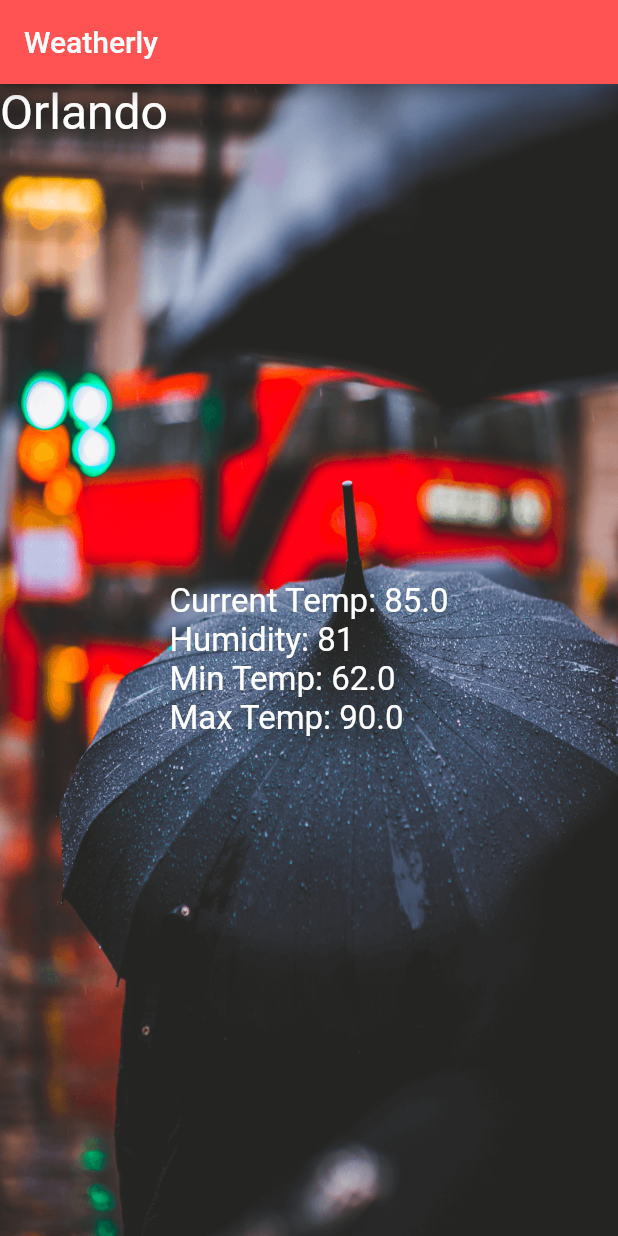
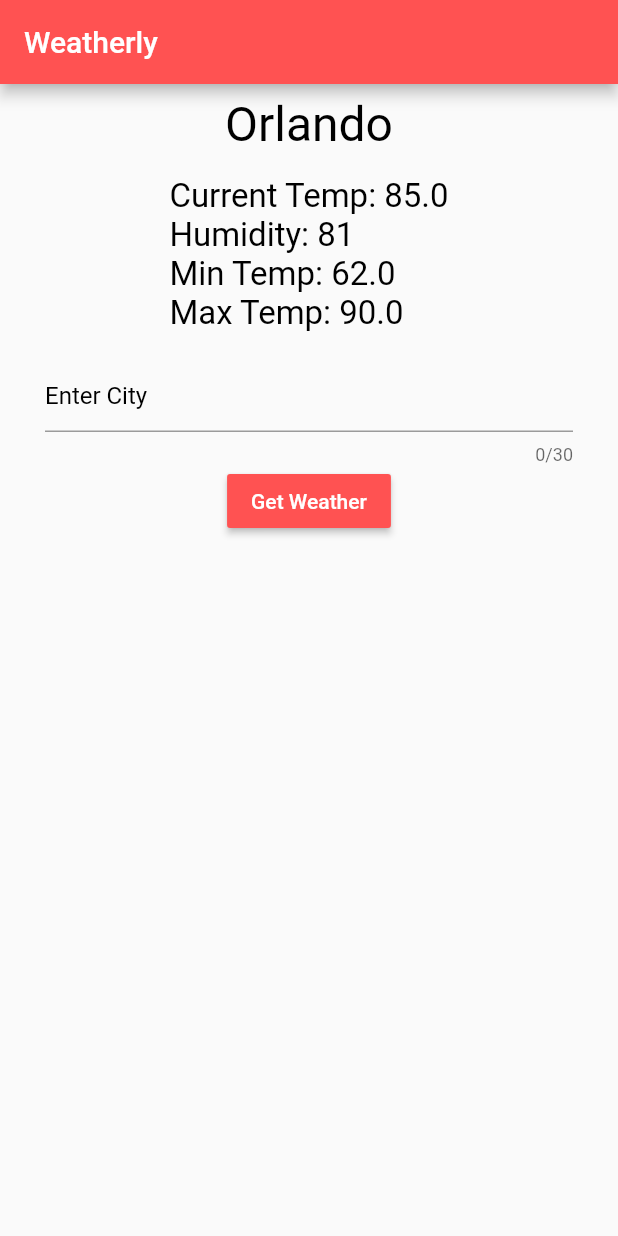
Before and after one commit to tfreebern2/weatherly, a Flutter app: the screen it shows after launch, on a phone screen of 412 x 824 dp. Run offline on Flutter 3.47's test engine with Material 2 defaults, Android fonts, the phone set to English and light mode, and no system bars.

```diff
--- a/lib/main.dart
+++ b/lib/main.dart
@@ -1,8 +1,4 @@
 import 'package:flutter/material.dart';
 import 'package:weatherly/ui/weatherly.dart';
 
-void main() => runApp(
-    MaterialApp(
-        home: Weatherly()
-    )
-);
+void main() => runApp(MaterialApp(theme: ThemeData.light(), home: Weatherly()));
--- a/lib/ui/weatherly.dart
+++ b/lib/ui/weatherly.dart
@@ -6,6 +6,8 @@ class Weatherly extends StatefulWidget {
 }
 
 class _WeatherlyState extends State<Weatherly> {
+  var _changeCityController = TextEditingController();
+
   @override
   Widget build(BuildContext context) {
     return Scaffold(
@@ -13,32 +15,47 @@ class _WeatherlyState extends State<Weatherly> {
         title: Text('Weatherly'),
         backgroundColor: Colors.redAccent,
       ),
-      body: Stack(
+      body: ListView(
         children: <Widget>[
-          Center(
-            child: Image.asset(
-              'images/umbrella.png',
-              width: 490.0,
-              height: 1200.0,
-              fit: BoxFit.fill,
+          Column(
+            children: <Widget>[
+              Padding(
+                padding: const EdgeInsets.all(8.0),
+                child: Text(
+                  'Orlando',
+                  style: TextStyle(color: Colors.black, fontSize: 32.0),
                 ),
               ),
-          Container(
-            alignment: Alignment.topLeft,
-            child: Text(
-              'Orlando',
-              style: TextStyle(color: Colors.white, fontSize: 32.0),
-            ),
-          ),
-          Container(
-            alignment: Alignment.center,
+              Padding(
+                padding: const EdgeInsets.all(8.0),
                 child: Text(
                   'Current Temp: 85.0\n'
                       'Humidity: 81\n'
                       'Min Temp: 62.0\n'
                       'Max Temp: 90.0',
-              style: TextStyle(color: Colors.white, fontSize: 22.0),
+                  style: TextStyle(color: Colors.black, fontSize: 22.0),
                 ),
+              ),
+              Padding(
+                padding:
+                const EdgeInsets.only(left: 30.0, right: 30.0, top: 10.0),
+                child: TextField(
+                  decoration: InputDecoration(
+                      hintText: 'Enter City',
+                      hintStyle: TextStyle(color: Colors.black)),
+                  maxLength: 30,
+                  controller: _changeCityController,
+                  keyboardType: TextInputType.text,
+                ),
+              ),
+              RaisedButton(onPressed: () {
+                debugPrint(_changeCityController.text);
+              },
+                textColor: Colors.white,
+                color: Colors.redAccent,
+                child: Text('Get Weather'),
+              )
+            ],
           )
         ],
       ),
--- a/pubspec.yaml
+++ b/pubspec.yaml
@@ -40,9 +40,6 @@ flutter:
   # assets:
   #  - images/a_dot_burr.jpeg
   #  - images/a_dot_ham.jpeg
-  # TODO 2: Add umbrella image asset and update Flutter packages
-  assets:
-    - images/umbrella.png
 
   # An image asset can refer to one or more resolution-specific "variants", see
   # https://flutter.io/assets-and-images/#resolution-aware.
```
Also changed, not shown: images/umbrella.png (deleted). Lines whose indentation alone changed are shown as unchanged.
